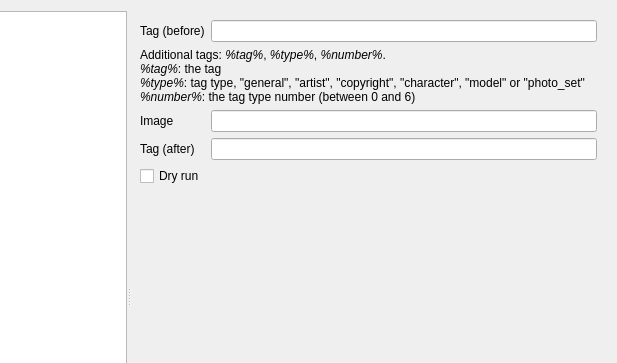
Bionus/imgbrd-grabber, file src/gui/src/settings/options-window.ui: the form before one commit; both pictures show x 126 to 743 and y 0 to 363 of the 743 by 619 pixel window.
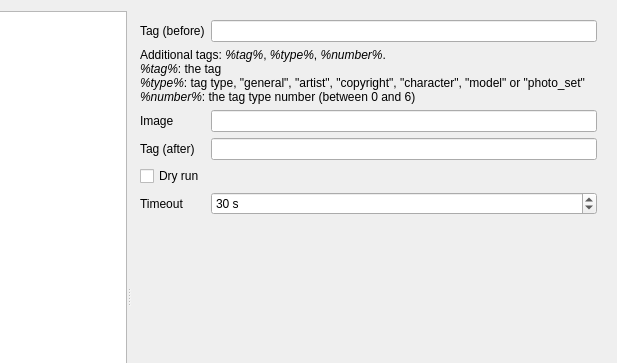
The form after the commit. The open tabs and pages were chosen to show the change. Icons and pictures are not drawn.

Commit message: Add 'timeout' option for commands (fix #2671)

```diff
--- a/src/gui/src/settings/options-window.ui
+++ b/src/gui/src/settings/options-window.ui
@@ -5159,9 +5159,6 @@
       </widget>
       <widget class="QWidget" name="pageCommands">
        <layout class="QFormLayout" name="formLayout_18">
-        <property name="fieldGrowthPolicy">
-         <enum>QFormLayout::AllNonFixedFieldsGrow</enum>
-        </property>
         <item row="0" column="0">
          <widget class="QLabel" name="label_36">
           <property name="text">
@@ -5202,6 +5199,29 @@
         <item row="3" column="1">
          <widget class="QLineEdit" name="lineCommandsTagAfter"/>
         </item>
+        <item row="5" column="0">
+         <widget class="QLabel" name="label_18">
+          <property name="text">
+           <string>Timeout</string>
+          </property>
+         </widget>
+        </item>
+        <item row="5" column="1">
+         <widget class="QSpinBox" name="spinCommandsTimeout">
+          <property name="suffix">
+           <string> s</string>
+          </property>
+          <property name="minimum">
+           <number>1</number>
+          </property>
+          <property name="maximum">
+           <number>3600</number>
+          </property>
+          <property name="value">
+           <number>30</number>
+          </property>
+         </widget>
+        </item>
         <item row="4" column="0" colspan="2">
          <widget class="QCheckBox" name="checkCommandsDryRun">
           <property name="text">
```
Left out of the diff: 28 changed lines with no effect on the pictures. The commit also changes 3 other files.
